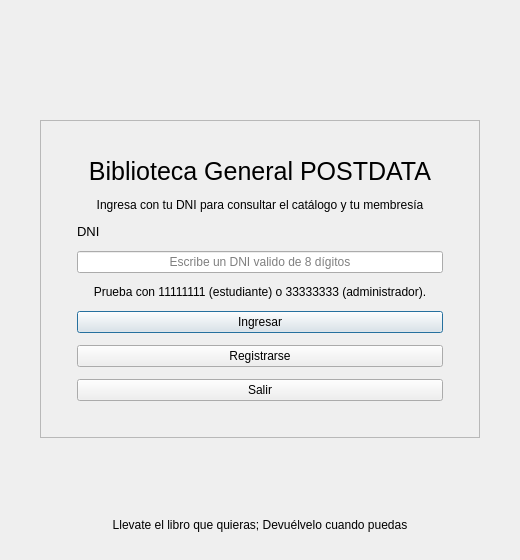
The window that ui/acceso.ui (FLEMCR/Proyecto_BibliotecaPOO) describes before a commit, drawn with Qt 5.
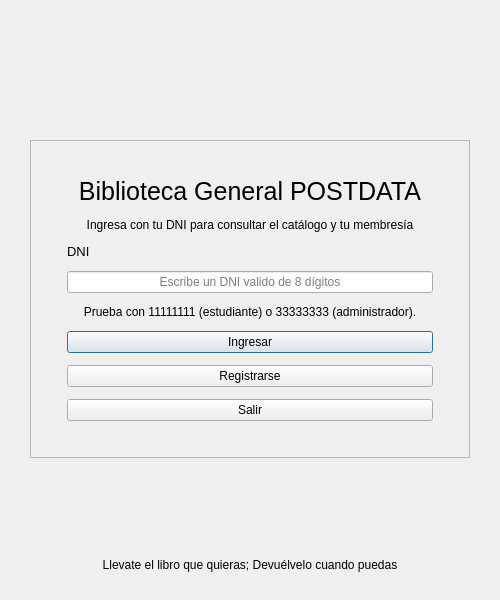
The same window after the commit.

```diff
--- a/ui/acceso.ui
+++ b/ui/acceso.ui
@@ -6,14 +6,14 @@
    <rect>
     <x>0</x>
     <y>0</y>
-    <width>520</width>
-    <height>560</height>
+    <width>500</width>
+    <height>600</height>
    </rect>
   </property>
   <property name="minimumSize">
    <size>
-    <width>520</width>
-    <height>560</height>
+    <width>460</width>
+    <height>580</height>
    </size>
   </property>
   <property name="windowTitle">
@@ -27,13 +27,13 @@
     <number>0</number>
    </property>
    <property name="leftMargin">
-    <number>40</number>
+    <number>30</number>
    </property>
    <property name="topMargin">
     <number>40</number>
    </property>
    <property name="rightMargin">
-    <number>40</number>
+    <number>30</number>
    </property>
    <property name="bottomMargin">
     <number>28</number>
@@ -201,6 +201,9 @@
      <property name="alignment">
       <set>Qt::AlignCenter</set>
      </property>
+     <property name="wordWrap">
+      <bool>true</bool>
+     </property>
     </widget>
    </item>
   </layout>
```
